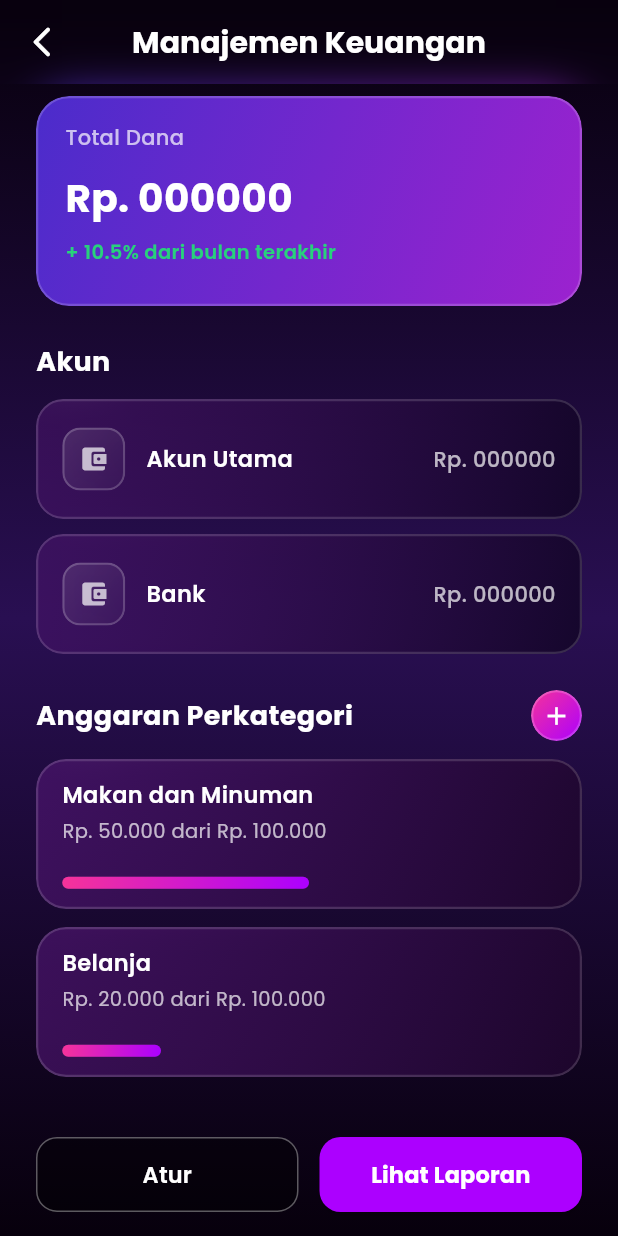
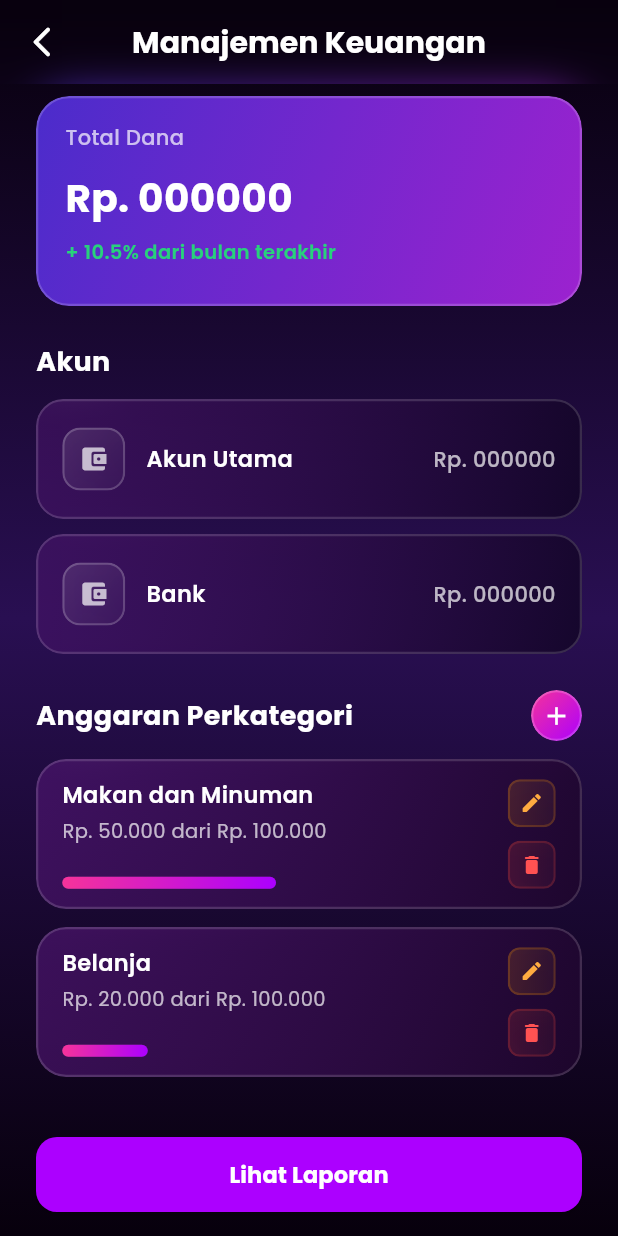
Before and after one commit to Wrrynn/4RT05, a Flutter app: the ManajemenKeuanganPage screen opened by its route, on a phone screen of 412 x 824 dp. Run offline on Flutter 3.47's test engine with Material 3 defaults, Android fonts, the phone set to English and light mode, and no system bars; our stand-ins replace curved_navigation_bar, image_picker, liquid_pull_to_refresh, supabase_flutter; accounts and stored records are empty.

Commit message:
update ui manajemen uang

```diff
--- a/lib/pages/moneyManagement.dart
+++ b/lib/pages/moneyManagement.dart
@@ -2,6 +2,7 @@ import 'dart:ui';
 import 'package:flutter/material.dart';
 import 'package:artos/widgets/bgPurple.dart';
 import 'package:artos/widgets/glass.dart';
+
 
 class ManajemenKeuanganPage extends StatelessWidget {
   const ManajemenKeuanganPage({super.key});
@@ -266,7 +267,6 @@ class ManajemenKeuanganPage extends StatelessWidget {
   }
 
   // ---------------- BUDGET CARD ----------------
-
   Widget _buildBudgetCard({
     required String title,
     required String usedText,
@@ -286,6 +286,10 @@ class ManajemenKeuanganPage extends StatelessWidget {
         ],
       ),
       borderColor: Colors.white.withOpacity(0.15),
+      child: Row(
+        children: [
+          // Left side content
+          Expanded(
             child: Column(
               crossAxisAlignment: CrossAxisAlignment.start,
               children: [
@@ -330,43 +334,59 @@ class ManajemenKeuanganPage extends StatelessWidget {
                 ),
               ],
             ),
+          ),
+          const SizedBox(width: 12),
+          // Right side buttons
+          Column(
+            mainAxisAlignment: MainAxisAlignment.spaceBetween,
+            children: [
+              // Edit button
+              GlassContainer(
+                width: 32,
+                height: 32,
+                borderRadius: BorderRadius.circular(8),
+                gradient: LinearGradient(
+                  colors: [
+                    Colors.orange.withOpacity(0.15),
+                    Colors.orange.withOpacity(0.05),
+                  ],
+                ),
+                borderColor: Colors.orange.withOpacity(0.2),
+                child: const Icon(
+                  Icons.edit_rounded,
+                  color: Colors.orangeAccent,
+                  size: 16,
+                ),
+              ),
+              // Delete button
+              GlassContainer(
+                width: 32,
+                height: 32,
+                borderRadius: BorderRadius.circular(8),
+                gradient: LinearGradient(
+                  colors: [
+                    Colors.red.withOpacity(0.15),
+                    Colors.red.withOpacity(0.05),
+                  ],
+                ),
+                borderColor: Colors.red.withOpacity(0.2),
+                child: const Icon(
+                  Icons.delete_rounded,
+                  color: Colors.redAccent,
+                  size: 16,
+                ),
+              ),
+            ],
+          ),
+        ],
+      ),
     );
   }
 
   // ---------------- BOTTOM BUTTONS ----------------
-
   Widget _buildBottomButtons(BuildContext context) {
     return Row(
       children: [
-        Expanded(
-          child: SizedBox(
-            height: 50,
-            child: OutlinedButton(
-              onPressed: () {
-                // halaman atur budget
-                // Navigator.pushNamed(context, '/budget');
-              },
-              style: OutlinedButton.styleFrom(
-                side: BorderSide(
-                  color: Colors.white.withOpacity(0.35),
-                ),
-                shape: RoundedRectangleBorder(
-                  borderRadius: BorderRadius.circular(14),
-                ),
-                backgroundColor: Colors.black.withOpacity(0.4),
-              ),
-              child: const Text(
-                "Atur",
-                style: TextStyle(
-                  color: Colors.white,
-                  fontSize: 15,
-                  fontWeight: FontWeight.w600,
-                ),
-              ),
-            ),
-          ),
-        ),
-        const SizedBox(width: 14),
         Expanded(
           child: SizedBox(
             height: 50,
```
Lines whose indentation alone changed are shown as unchanged.
